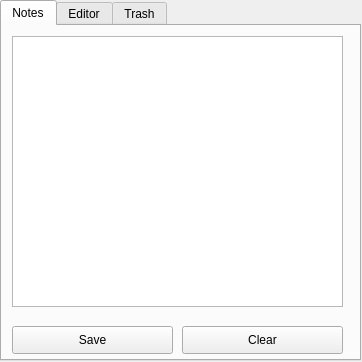
Before: the Qt Designer form TwoNotes.ui in 4hmedyasser/TwoNotes, drawn with Qt 5.
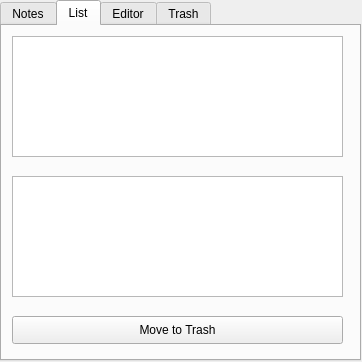
After: the same form once the commit is applied. The open tabs and pages were chosen to show the change.

```diff
--- a/TwoNotes.ui
+++ b/TwoNotes.ui
@@ -2,6 +2,9 @@
 <ui version="4.0">
  <class>TwoNotes</class>
  <widget class="QMainWindow" name="TwoNotes">
+  <property name="enabled">
+   <bool>true</bool>
+  </property>
   <property name="geometry">
    <rect>
     <x>0</x>
@@ -10,6 +13,18 @@
     <height>362</height>
    </rect>
   </property>
+  <property name="minimumSize">
+   <size>
+    <width>362</width>
+    <height>362</height>
+   </size>
+  </property>
+  <property name="maximumSize">
+   <size>
+    <width>362</width>
+    <height>362</height>
+   </size>
+  </property>
   <property name="windowTitle">
    <string>TwoNotes</string>
   </property>
@@ -34,7 +49,7 @@
       <property name="geometry">
        <rect>
         <x>180</x>
-        <y>300</y>
+        <y>290</y>
         <width>161</width>
         <height>28</height>
        </rect>
@@ -49,7 +64,7 @@
         <x>10</x>
         <y>10</y>
         <width>331</width>
-        <height>271</height>
+        <height>261</height>
        </rect>
       </property>
      </widget>
@@ -57,7 +72,7 @@
       <property name="geometry">
        <rect>
         <x>10</x>
-        <y>300</y>
+        <y>290</y>
         <width>161</width>
         <height>28</height>
        </rect>
@@ -67,6 +82,44 @@
       </property>
      </widget>
     </widget>
+    <widget class="QWidget" name="List">
+     <attribute name="title">
+      <string>List</string>
+     </attribute>
+     <widget class="QTableView" name="ListNotes">
+      <property name="geometry">
+       <rect>
+        <x>10</x>
+        <y>10</y>
+        <width>331</width>
+        <height>121</height>
+       </rect>
+      </property>
+     </widget>
+     <widget class="QTextBrowser" name="ViewNote">
+      <property name="geometry">
+       <rect>
+        <x>10</x>
+        <y>150</y>
+        <width>331</width>
+        <height>121</height>
+       </rect>
+      </property>
+     </widget>
+     <widget class="QPushButton" name="MoveToTrash">
+      <property name="geometry">
+       <rect>
+        <x>10</x>
+        <y>290</y>
+        <width>331</width>
+        <height>28</height>
+       </rect>
+      </property>
+      <property name="text">
+       <string>Move to Trash</string>
+      </property>
+     </widget>
+    </widget>
     <widget class="QWidget" name="Editor">
      <attribute name="title">
       <string>Editor</string>
```
Left out of the diff: 12 changed lines with no effect on the pictures.
